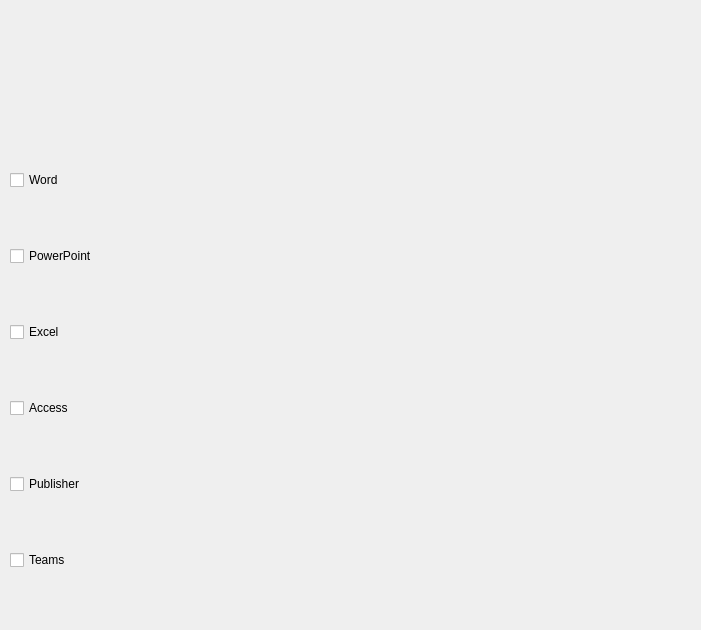
First picture: the form in installer.ui, repository Fantazzj/MS-office-installer-Qt, before the edit.
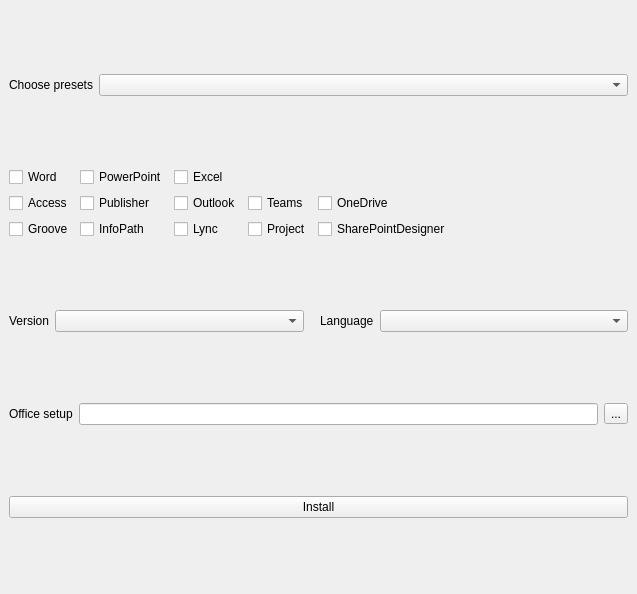
Second picture: the form after the edit.

What changed in the file:
```diff
--- a/installer.ui
+++ b/installer.ui
@@ -6,68 +6,304 @@
    <rect>
     <x>0</x>
     <y>0</y>
-    <width>701</width>
-    <height>630</height>
+    <width>637</width>
+    <height>594</height>
    </rect>
   </property>
   <property name="windowTitle">
    <string>Installer</string>
   </property>
   <widget class="QWidget" name="centralwidget">
-   <widget class="QWidget" name="verticalLayoutWidget">
-    <property name="geometry">
-     <rect>
-      <x>10</x>
-      <y>120</y>
-      <width>111</width>
-      <height>501</height>
-     </rect>
-    </property>
-    <layout class="QVBoxLayout" name="verticalLayout">
-     <item>
-      <widget class="QCheckBox" name="checkBoxWord">
-       <property name="text">
-        <string>Word</string>
-       </property>
-      </widget>
-     </item>
-     <item>
-      <widget class="QCheckBox" name="checkBoxPowerPoint">
-       <property name="text">
-        <string>PowerPoint</string>
-       </property>
-      </widget>
-     </item>
-     <item>
-      <widget class="QCheckBox" name="checkBoxExcel">
-       <property name="text">
-        <string>Excel</string>
-       </property>
-      </widget>
-     </item>
-     <item>
-      <widget class="QCheckBox" name="checkBoxAccess">
-       <property name="text">
-        <string>Access</string>
-       </property>
-      </widget>
-     </item>
-     <item>
-      <widget class="QCheckBox" name="checkBoxPublisher">
-       <property name="text">
-        <string>Publisher</string>
-       </property>
-      </widget>
-     </item>
-     <item>
-      <widget class="QCheckBox" name="checkBoxTeams">
-       <property name="text">
-        <string>Teams</string>
-       </property>
-      </widget>
-     </item>
-    </layout>
-   </widget>
+   <property name="sizePolicy">
+    <sizepolicy hsizetype="Maximum" vsizetype="Maximum">
+     <horstretch>0</horstretch>
+     <verstretch>0</verstretch>
+    </sizepolicy>
+   </property>
+   <layout class="QGridLayout" name="gridLayout_2">
+    <item row="4" column="0" colspan="2">
+     <layout class="QHBoxLayout" name="horizontalLayout">
+      <item>
+       <widget class="QLabel" name="label_2">
+        <property name="text">
+         <string>Office setup</string>
+        </property>
+        <property name="margin">
+         <number>4</number>
+        </property>
+       </widget>
+      </item>
+      <item>
+       <widget class="QLineEdit" name="lineEdit"/>
+      </item>
+      <item>
+       <widget class="QToolButton" name="toolButton">
+        <property name="text">
+         <string>...</string>
+        </property>
+       </widget>
+      </item>
+     </layout>
+    </item>
+    <item row="2" column="0" colspan="2">
+     <layout class="QGridLayout" name="gridLayout">
+      <item row="1" column="0">
+       <widget class="QCheckBox" name="checkBoxAccess">
+        <property name="sizePolicy">
+         <sizepolicy hsizetype="Maximum" vsizetype="Fixed">
+          <horstretch>0</horstretch>
+          <verstretch>0</verstretch>
+         </sizepolicy>
+        </property>
+        <property name="layoutDirection">
+         <enum>Qt::LeftToRight</enum>
+        </property>
+        <property name="text">
+         <string>Access</string>
+        </property>
+        <property name="tristate">
+         <bool>false</bool>
+        </property>
+       </widget>
+      </item>
+      <item row="2" column="3">
+       <widget class="QCheckBox" name="checkBoxProject">
+        <property name="text">
+         <string>Project</string>
+        </property>
+       </widget>
+      </item>
+      <item row="0" column="0">
+       <widget class="QCheckBox" name="checkBoxWord">
+        <property name="sizePolicy">
+         <sizepolicy hsizetype="Maximum" vsizetype="Fixed">
+          <horstretch>0</horstretch>
+          <verstretch>0</verstretch>
+         </sizepolicy>
+        </property>
+        <property name="layoutDirection">
+         <enum>Qt::LeftToRight</enum>
+        </property>
+        <property name="text">
+         <string>Word</string>
+        </property>
+        <property name="tristate">
+         <bool>false</bool>
+        </property>
+       </widget>
+      </item>
+      <item row="2" column="4">
+       <widget class="QCheckBox" name="checkBoxSharePointDesigner">
+        <property name="text">
+         <string>SharePointDesigner</string>
+        </property>
+       </widget>
+      </item>
+      <item row="2" column="1">
+       <widget class="QCheckBox" name="checkBoxInfoPath">
+        <property name="text">
+         <string>InfoPath</string>
+        </property>
+       </widget>
+      </item>
+      <item row="0" column="2">
+       <widget class="QCheckBox" name="checkBoxExcel">
+        <property name="sizePolicy">
+         <sizepolicy hsizetype="Maximum" vsizetype="Fixed">
+          <horstretch>0</horstretch>
+          <verstretch>0</verstretch>
+         </sizepolicy>
+        </property>
+        <property name="layoutDirection">
+         <enum>Qt::LeftToRight</enum>
+        </property>
+        <property name="text">
+         <string>Excel</string>
+        </property>
+        <property name="tristate">
+         <bool>false</bool>
+        </property>
+       </widget>
+      </item>
+      <item row="1" column="1">
+       <widget class="QCheckBox" name="checkBoxPublisher">
+        <property name="sizePolicy">
+         <sizepolicy hsizetype="Maximum" vsizetype="Fixed">
+          <horstretch>0</horstretch>
+          <verstretch>0</verstretch>
+         </sizepolicy>
+        </property>
+        <property name="layoutDirection">
+         <enum>Qt::LeftToRight</enum>
+        </property>
+        <property name="text">
+         <string>Publisher</string>
+        </property>
+        <property name="tristate">
+         <bool>false</bool>
+        </property>
+       </widget>
+      </item>
+      <item row="0" column="1">
+       <widget class="QCheckBox" name="checkBoxPowerPoint">
+        <property name="sizePolicy">
+         <sizepolicy hsizetype="Maximum" vsizetype="Fixed">
+          <horstretch>0</horstretch>
+          <verstretch>0</verstretch>
+         </sizepolicy>
+        </property>
+        <property name="layoutDirection">
+         <enum>Qt::LeftToRight</enum>
+        </property>
+        <property name="text">
+         <string>PowerPoint</string>
+        </property>
+        <property name="tristate">
+         <bool>false</bool>
+        </property>
+       </widget>
+      </item>
+      <item row="2" column="0">
+       <widget class="QCheckBox" name="checkBoxGroove">
+        <property name="text">
+         <string>Groove</string>
+        </property>
+       </widget>
+      </item>
+      <item row="2" column="2">
+       <widget class="QCheckBox" name="checkBoxLync">
+        <property name="text">
+         <string>Lync</string>
+        </property>
+       </widget>
+      </item>
+      <item row="1" column="2">
+       <widget class="QCheckBox" name="checkBoxOutlook">
+        <property name="text">
+         <string>Outlook</string>
+        </property>
+       </widget>
+      </item>
+      <item row="1" column="3">
+       <widget class="QCheckBox" name="checkBoxTeams">
+        <property name="sizePolicy">
+         <sizepolicy hsizetype="Maximum" vsizetype="Fixed">
+          <horstretch>0</horstretch>
+          <verstretch>0</verstretch>
+         </sizepolicy>
+        </property>
+        <property name="layoutDirection">
+         <enum>Qt::LeftToRight</enum>
+        </property>
+        <property name="text">
+         <string>Teams</string>
+        </property>
+        <property name="tristate">
+         <bool>false</bool>
+        </property>
+       </widget>
+      </item>
+      <item row="1" column="4">
+       <widget class="QCheckBox" name="checkBox">
+        <property name="text">
+         <string>OneDrive</string>
+        </property>
+       </widget>
+      </item>
+     </layout>
+    </item>
+    <item row="5" column="0" colspan="2">
+     <widget class="QPushButton" name="startInstall">
+      <property name="text">
+       <string>Install</string>
+      </property>
+     </widget>
+    </item>
+    <item row="0" column="0" colspan="2">
+     <layout class="QHBoxLayout" name="horizontalLayout_2">
+      <item>
+       <widget class="QLabel" name="label">
+        <property name="sizePolicy">
+         <sizepolicy hsizetype="Preferred" vsizetype="Fixed">
+          <horstretch>0</horstretch>
+          <verstretch>0</verstretch>
+         </sizepolicy>
+        </property>
+        <property name="text">
+         <string>Choose presets</string>
+        </property>
+        <property name="margin">
+         <number>4</number>
+        </property>
+       </widget>
+      </item>
+      <item>
+       <widget class="QComboBox" name="comboBox">
+        <property name="sizePolicy">
+         <sizepolicy hsizetype="Expanding" vsizetype="Fixed">
+          <horstretch>0</horstretch>
+          <verstretch>0</verstretch>
+         </sizepolicy>
+        </property>
+       </widget>
+      </item>
+     </layout>
+    </item>
+    <item row="3" column="0" colspan="2">
+     <layout class="QHBoxLayout" name="horizontalLayout_3">
+      <item>
+       <widget class="QLabel" name="label_3">
+        <property name="text">
+         <string>Version</string>
+        </property>
+       </widget>
+      </item>
+      <item>
+       <widget class="QComboBox" name="comboBox_2">
+        <property name="sizePolicy">
+         <sizepolicy hsizetype="Expanding" vsizetype="Fixed">
+          <horstretch>0</horstretch>
+          <verstretch>0</verstretch>
+         </sizepolicy>
+        </property>
+       </widget>
+      </item>
+      <item>
+       <spacer name="horizontalSpacer">
+        <property name="orientation">
+         <enum>Qt::Horizontal</enum>
+        </property>
+        <property name="sizeType">
+         <enum>QSizePolicy::Minimum</enum>
+        </property>
+        <property name="sizeHint" stdset="0">
+         <size>
+          <width>10</width>
+          <height>20</height>
+         </size>
+        </property>
+       </spacer>
+      </item>
+      <item>
+       <widget class="QLabel" name="label_4">
+        <property name="text">
+         <string>Language</string>
+        </property>
+       </widget>
+      </item>
+      <item>
+       <widget class="QComboBox" name="comboBox_3">
+        <property name="sizePolicy">
+         <sizepolicy hsizetype="Expanding" vsizetype="Fixed">
+          <horstretch>0</horstretch>
+          <verstretch>0</verstretch>
+         </sizepolicy>
+        </property>
+       </widget>
+      </item>
+     </layout>
+    </item>
+   </layout>
   </widget>
  </widget>
  <resources/>
```
